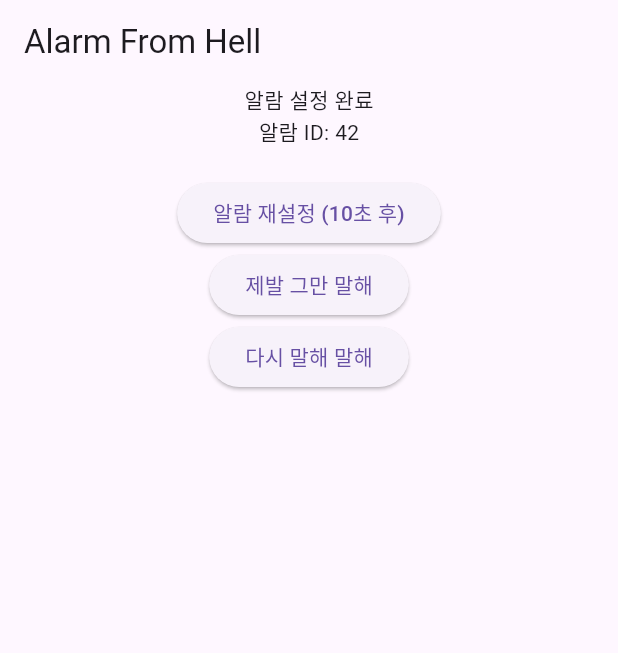
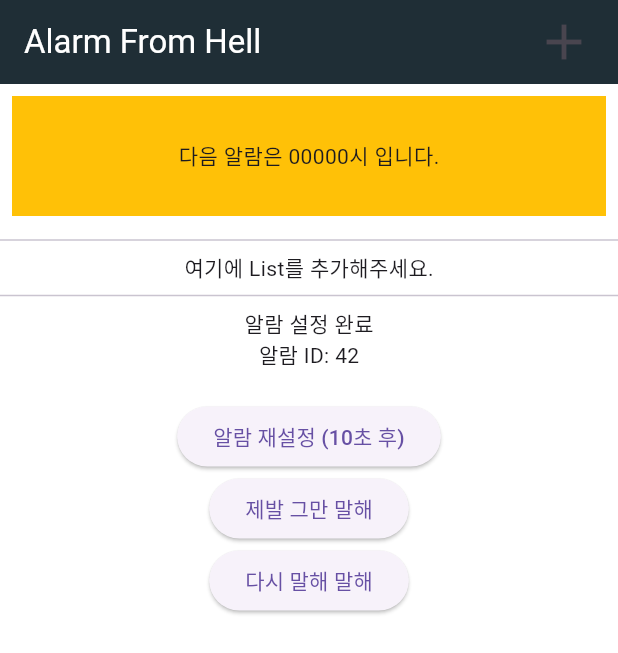
Before and after one commit to S-Soo100/alarm-from-hell, a Flutter app: the screen it shows after launch, on a phone screen of 412 x 824 dp. Shown: the top 653 px of the screen. Run offline on Flutter 3.47's test engine with Material 3 defaults, Android fonts, the phone set to English and light mode, and no system bars; our stand-ins replace permission_handler; missing offline and left inert: alarm; statements that could not run were skipped.

Commit message:
레이아웃 설정

```diff
--- /dev/null
+++ b/lib/component/alarm_list_widget.dart
@@ -0,0 +1,49 @@
+import 'package:alarm_from_hell/component/next_alarm_time_widget.dart';
+import 'package:flutter/material.dart';
+
+class AlarmListWidget extends StatefulWidget {
+  const AlarmListWidget({super.key});
+
+  @override
+  State<AlarmListWidget> createState() => _AlarmListWidgetState();
+}
+
+class _AlarmListWidgetState extends State<AlarmListWidget> {
+  int _count = 4;
+
+  void _setCountMinus() {
+    setState(() {
+      _count--;
+    });
+  }
+
+  @override
+  Widget build(BuildContext context) {
+    return Material(
+      color: Colors.transparent,
+      child: Column(
+        mainAxisSize: MainAxisSize.min,
+        children: [
+          Divider(),
+          Text("여기에 List를 추가해주세요."),
+          // Padding(
+          //   padding: const EdgeInsets.all(8.0),
+          //   child: ListView.builder(
+          //     itemBuilder: (BuildContext context, int index) {
+          //       return GestureDetector(
+          //         onTap: () => _setCountMinus,
+          //         child: NextAlarmTimeWidget(),
+          //       );
+          //     },
+          //     // separatorBuilder: (BuildContext context, int index) => Divider(),
+          //     itemCount: _count,
+          //     shrinkWrap: true,
+          //     physics: BouncingScrollPhysics(),
+          //   ),
+          // ),
+          Divider(),
+        ],
+      ),
+    );
+  }
+}
--- /dev/null
+++ b/lib/component/next_alarm_time_widget.dart
@@ -0,0 +1,30 @@
+import 'package:flutter/material.dart';
+
+class NextAlarmTimeWidget extends StatefulWidget {
+  const NextAlarmTimeWidget({super.key});
+
+  @override
+  State<NextAlarmTimeWidget> createState() => _NextAlarmTimeWidgetState();
+}
+
+class _NextAlarmTimeWidgetState extends State<NextAlarmTimeWidget> {
+  @override
+  Widget build(BuildContext context) {
+    return Material(
+      color: Colors.transparent,
+      child: Padding(
+        padding: const EdgeInsets.all(8.0),
+        child: Container(
+          decoration: BoxDecoration(color: Colors.amber),
+          height: 80,
+          padding: const EdgeInsets.all(8.0),
+          alignment: Alignment.center,
+          child: Row(
+            mainAxisAlignment: MainAxisAlignment.center,
+            children: [Text("다음 알람은 00000시 입니다.")],
+          ),
+        ),
+      ),
+    );
+  }
+}
--- a/lib/ui/home_page.dart
+++ b/lib/ui/home_page.dart
@@ -1,3 +1,5 @@
+import 'package:alarm_from_hell/component/alarm_list_widget.dart';
+import 'package:alarm_from_hell/component/next_alarm_time_widget.dart';
 import 'package:alarm_from_hell/ui/test_alarm/test_alarm_page.dart';
 import 'package:flutter/material.dart';
 
@@ -9,11 +11,68 @@ class HomePage extends StatefulWidget {
 }
 
 class _HomePageState extends State<HomePage> {
+  bool _isModalOn = false;
+
   @override
   Widget build(BuildContext context) {
     return Scaffold(
-      appBar: AppBar(title: Text("Alarm From Hell")),
-      body: SafeArea(child: Center(child: Column(children: [TestAlarmPage()]))),
+      backgroundColor: Colors.white,
+      appBar: AppBar(
+        backgroundColor: const Color.fromARGB(255, 31, 46, 54),
+        title: Text("Alarm From Hell", style: TextStyle(color: Colors.white)),
+        actions: [
+          Padding(
+            padding: const EdgeInsets.only(right: 8.0),
+            child: IconButton(
+              onPressed: () {
+                setState(() {
+                  _isModalOn = !_isModalOn;
+                });
+              },
+              icon: Icon(Icons.add, size: 40),
+            ),
+          ),
+        ],
+      ),
+      body: Stack(
+        children: [
+          SafeArea(
+            child: SingleChildScrollView(
+              child: Column(
+                mainAxisSize: MainAxisSize.min,
+                children: [
+                  NextAlarmTimeWidget(),
+                  AlarmListWidget(),
+                  TestAlarmPage(),
+                ],
+              ),
+            ),
+          ),
+          _modal(),
+        ],
+      ),
     );
   }
+
+  Widget _modal() {
+    return _isModalOn
+        ? Center(
+          child: Container(
+            decoration: BoxDecoration(
+              color: Colors.white,
+              boxShadow: [
+                BoxShadow(
+                  color: Colors.black.withAlpha(30),
+                  spreadRadius: 0.3,
+                  blurRadius: 0.3,
+                  blurStyle: BlurStyle.outer,
+                ),
+              ],
+            ),
+            width: MediaQuery.sizeOf(context).width * 0.9,
+            height: MediaQuery.sizeOf(context).height * 0.7,
+          ),
+        )
+        : SizedBox();
+  }
 }
--- a/lib/ui/test_alarm/test_alarm_page.dart
+++ b/lib/ui/test_alarm/test_alarm_page.dart
@@ -40,7 +40,7 @@ class _TestAlarmPageState extends State<TestAlarmPage> {
         body: '알람 시간입니다! 확인해주세요.',
         stopButton: '알람 끄기',
         icon: 'notification_icon',
-        iconColor: Color(0xff862778),
+        iconColor: Color.fromARGB(255, 255, 0, 0), // 아이콘 컬러구나 ㅇㅋㅇㅋ
       ),
     );
 
@@ -69,6 +69,7 @@ class _TestAlarmPageState extends State<TestAlarmPage> {
   @override
   Widget build(BuildContext context) {
     return Material(
+      color: Colors.transparent,
       child: Center(
         child: Column(
           mainAxisAlignment: MainAxisAlignment.center,
```
